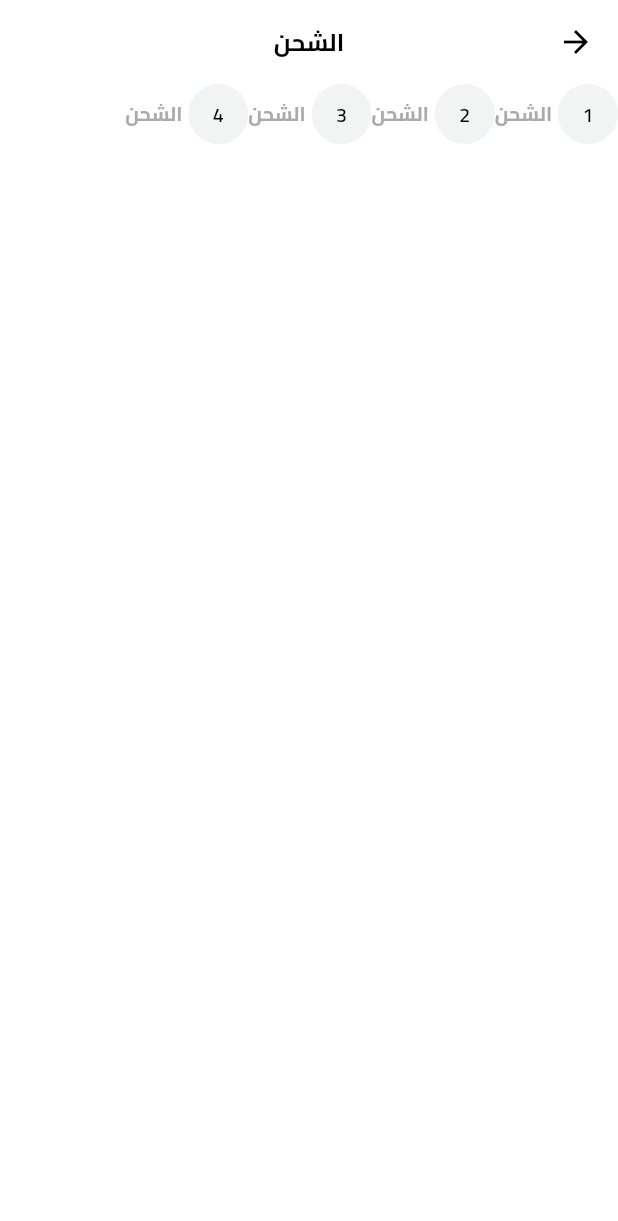
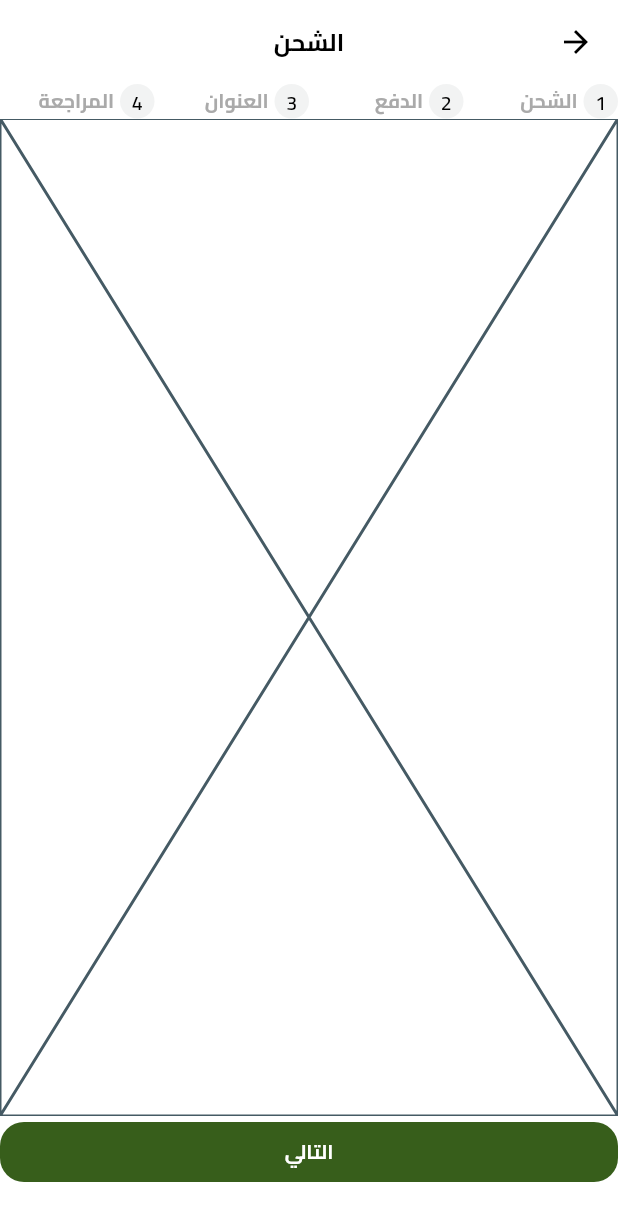
Before and after one commit to omaryakout/fruit_hub_updated, a Flutter app: the CheckOutView screen opened by its route, on a phone screen of 412 x 824 dp. Shown: the top 1221 px of the screen. Run offline on Flutter 3.47's test engine with Material 3 defaults, Android fonts, the phone set to English and light mode, and no system bars; our stand-ins replace bloc, cloud_firestore, dartz, dots_indicator, equatable, firebase_auth and 9 more; missing offline and left inert: dart:ffi, flutter_facebook_auth; accounts and stored records are empty; project files that could hold a hidden picture were left out.

Commit message:
check_out_viewbody

```diff
--- /dev/null
+++ b/lib/features/check_out/presentation/views/widgets/check_out_steps.dart
@@ -0,0 +1,28 @@
+import 'package:flutter/material.dart';
+import 'package:fruits_hub/features/check_out/presentation/views/widgets/inactive_step_item.dart';
+import 'package:fruits_hub/features/check_out/presentation/views/widgets/step_item.dart';
+
+class CheckOutSteps extends StatelessWidget {
+  const CheckOutSteps({super.key});
+
+  @override
+  Widget build(BuildContext context) {
+    return Row(
+        children: List.generate(
+      4,
+      (index) {
+        return Expanded(
+          child: StepItem(
+            index: index+1,
+           isActive: false,
+            text: getSteps()[index],
+          ),
+        );
+      },
+    ));
+  }
+}
+
+List<String> getSteps() {
+  return['الشحن','الدفع','العنوان','المراجعة'];
+}
--- a/lib/features/check_out/presentation/views/widgets/check_out_view_body.dart
+++ b/lib/features/check_out/presentation/views/widgets/check_out_view_body.dart
@@ -1,24 +1,48 @@
 import 'package:flutter/material.dart';
+import 'package:fruits_hub/core/utils/app_text_styles.dart';
 import 'package:fruits_hub/features/check_out/presentation/views/widgets/active_step_item.dart';
+import 'package:fruits_hub/features/check_out/presentation/views/widgets/check_out_steps.dart';
+import 'package:fruits_hub/features/check_out/presentation/views/widgets/checkout_steps_page_view.dart';
 import 'package:fruits_hub/features/check_out/presentation/views/widgets/inactive_step_item.dart';
 
-class CheckOutViewBody extends StatelessWidget {
+import '../../../../../core/widgets/custom_button.dart';
+
+class CheckOutViewBody extends StatefulWidget {
   const CheckOutViewBody({super.key});
+
+  @override
+  State<CheckOutViewBody> createState() => _CheckOutViewBodyState();
+}
+
+class _CheckOutViewBodyState extends State<CheckOutViewBody> {
+  late PageController pageController;
+
+  @override
+  void initState() {
+    pageController = PageController();
+    super.initState();
+  }
+
+  @override
+  void dispose() {
+    pageController.dispose();
+    super.dispose();
+  }
 
   @override
   Widget build(BuildContext context) {
     return Column(
       children: [
-        Row(
-            children: List.generate(
-          4,
-          (index) {
-            return InactiveStepItem(
-              int: index + 1,
-              text: 'الشحن',
-            );
-          },
-        ))
+        CheckOutSteps(),
+       Expanded(child: CheckoutStepsPageView(pageController: pageController,)),
+        CustomButton(
+          onPressed: () {},
+          text: Text(
+            'التالي',
+            style: AppTextStyle.bold13.copyWith(color: Colors.white),
+          ),
+        ),
+        SizedBox(height: 32,),
       ],
     );
   }
--- /dev/null
+++ b/lib/features/check_out/presentation/views/widgets/checkout_steps_page_view.dart
@@ -0,0 +1,18 @@
+import 'package:flutter/material.dart';
+import 'package:fruits_hub/features/check_out/presentation/views/widgets/check_out_steps.dart';
+
+class CheckoutStepsPageView extends StatelessWidget {
+  CheckoutStepsPageView({super.key, required this.pageController});
+  final PageController pageController;
+  @override
+  Widget build(BuildContext context) {
+    return PageView.builder(
+      itemCount: getSteps().length,
+      itemBuilder: (context, index) {
+        return Placeholder();
+      },
+      physics: NeverScrollableScrollPhysics(),
+      controller: pageController,
+    );
+  }
+}
--- a/lib/features/check_out/presentation/views/widgets/inactive_step_item.dart
+++ b/lib/features/check_out/presentation/views/widgets/inactive_step_item.dart
@@ -18,7 +18,9 @@ class InactiveStepItem extends StatelessWidget {
             child: Text(
               int.toString(),
               style: AppTextStyle.semiBold13.copyWith(color: Colors.black),
-            )),
+            ),
+            radius: 11.5,
+            ),
         SizedBox(
           width: 4,
         ),
--- /dev/null
+++ b/lib/features/check_out/presentation/views/widgets/step_item.dart
@@ -0,0 +1,29 @@
+import 'package:flutter/material.dart';
+import 'package:fruits_hub/features/check_out/presentation/views/widgets/active_step_item.dart';
+import 'package:fruits_hub/features/check_out/presentation/views/widgets/inactive_step_item.dart';
+
+class StepItem extends StatelessWidget {
+  StepItem(
+      {super.key,
+      required this.text,
+      required this.index,
+      required this.isActive});
+  final String text;
+  final num index;
+  final bool isActive;
+  @override
+  Widget build(BuildContext context) {
+    return AnimatedCrossFade(
+        firstChild: InactiveStepItem(
+          int: index,
+          text: text,
+        ),
+        secondChild: ActiveStepItem(
+          text: text,
+        ),
+        crossFadeState: isActive == true
+            ? CrossFadeState.showSecond
+            : CrossFadeState.showFirst,
+        duration: const Duration(milliseconds: 300));
+  }
+}
```
